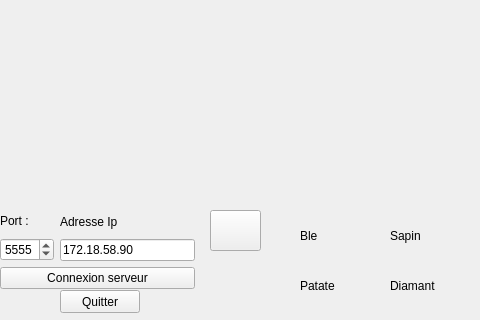
The window that FarmLand/fenetrejeu.ui (molivier1/Challenge_Noel) describes before a commit, drawn with Qt 5; both pictures show x 130 to 610 and y 280 to 600 of the 860 by 600 pixel window.
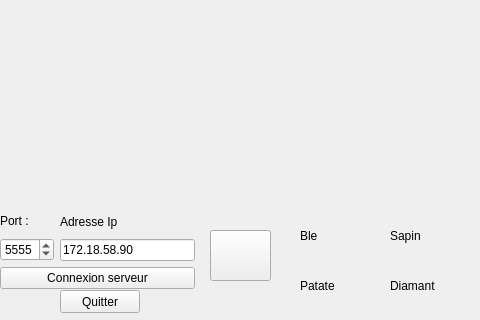
The same window after the commit.

Commit message: Button plus

```diff
--- a/FarmLand/fenetrejeu.ui
+++ b/FarmLand/fenetrejeu.ui
@@ -29,9 +29,9 @@
    <property name="geometry">
     <rect>
      <x>340</x>
-     <y>490</y>
-     <width>51</width>
-     <height>41</height>
+     <y>510</y>
+     <width>61</width>
+     <height>51</height>
     </rect>
    </property>
    <property name="text">
```
The commit also changes 2 other files.
